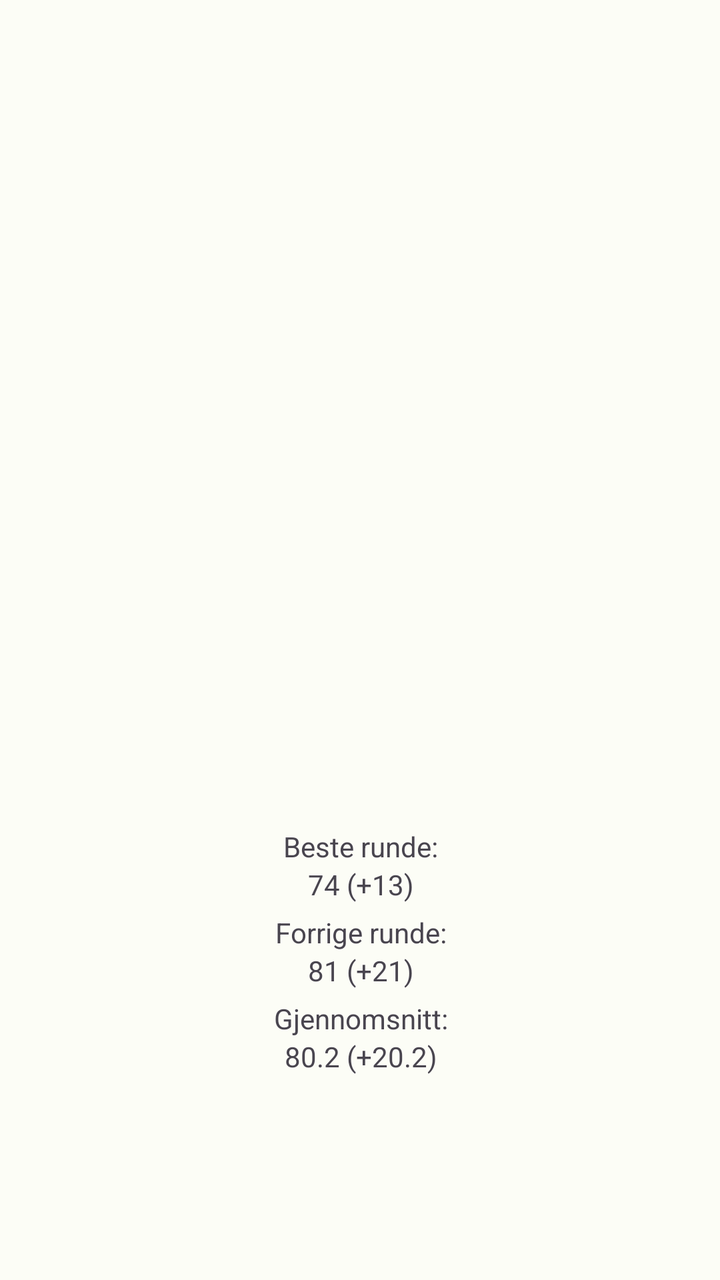
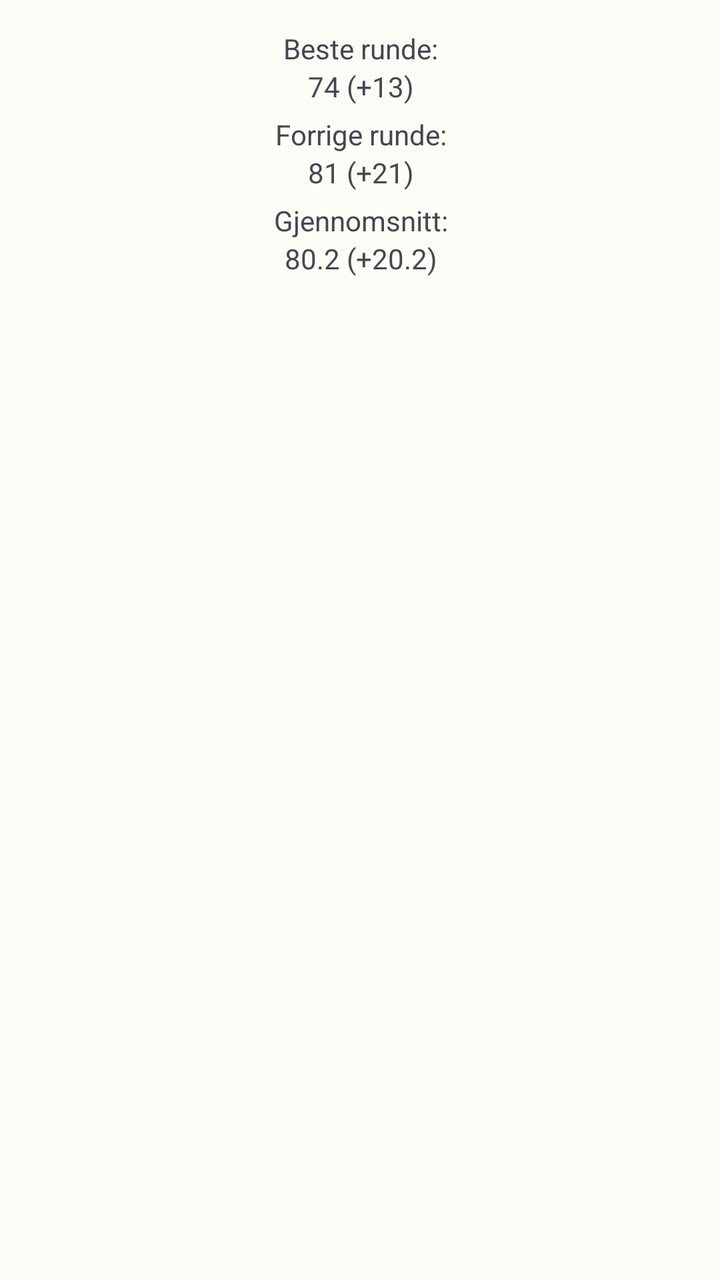

Before-and-after screenshots of an Android layout around one commit, followed by the original layout XML and the change that was made.
<!-- AndroidManifest.xml: application theme Theme.DiscgolfApp -->
<!-- res/layout/course_info_stats.xml -->
<?xml version="1.0" encoding="utf-8"?>
<androidx.constraintlayout.widget.ConstraintLayout xmlns:android="http://schemas.android.com/apk/res/android"
    android:layout_width="match_parent"
    android:layout_height="match_parent"
    xmlns:app="http://schemas.android.com/apk/res-auto">

    <View
        android:id="@+id/courseInfoOwnStatsView"
        android:layout_width="362dp"
        android:layout_height="153dp"
        android:layout_marginBottom="88dp"
        app:layout_constraintBottom_toBottomOf="parent"
        app:layout_constraintEnd_toEndOf="parent"
        app:layout_constraintHorizontal_bias="0.489"
        app:layout_constraintStart_toStartOf="parent" />

    <TextView
        android:id="@+id/bestRoundTitleInfotextView"
        android:layout_width="wrap_content"
        android:layout_height="wrap_content"
        android:text="@string/course_info_best_round"
        app:layout_constraintBottom_toTopOf="@+id/bestRoundStatValueInfoTextView"
        app:layout_constraintEnd_toEndOf="@+id/courseInfoOwnStatsView"
        app:layout_constraintHorizontal_bias="0.5"
        app:layout_constraintStart_toStartOf="@+id/courseInfoOwnStatsView"
        app:layout_constraintTop_toTopOf="@+id/courseInfoOwnStatsView"
        app:layout_constraintVertical_chainStyle="packed" />

    <TextView
        android:id="@+id/bestRoundStatValueInfoTextView"
        android:layout_width="wrap_content"
        android:layout_height="wrap_content"
        android:paddingBottom="5dp"
        android:text="@string/course_info_best_round_value"
        app:layout_constraintBottom_toTopOf="@+id/lastRoundTitleTextView"
        app:layout_constraintEnd_toEndOf="@+id/courseInfoOwnStatsView"
        app:layout_constraintHorizontal_bias="0.5"
        app:layout_constraintStart_toStartOf="@+id/courseInfoOwnStatsView"
        app:layout_constraintTop_toBottomOf="@+id/bestRoundTitleInfotextView" />

    <TextView
        android:id="@+id/lastRoundTitleTextView"
        android:layout_width="wrap_content"
        android:layout_height="wrap_content"
        android:text="@string/course_info_last_round_title"
        app:layout_constraintBottom_toTopOf="@+id/lastRoundValueInfoTextView"
        app:layout_constraintEnd_toEndOf="@+id/courseInfoOwnStatsView"
        app:layout_constraintHorizontal_bias="0.5"
        app:layout_constraintStart_toStartOf="@+id/courseInfoOwnStatsView"
        app:layout_constraintTop_toBottomOf="@+id/bestRoundStatValueInfoTextView" />

    <TextView
        android:id="@+id/lastRoundValueInfoTextView"
        android:layout_width="wrap_content"
        android:layout_height="wrap_content"
        android:paddingBottom="5dp"
        android:text="@string/course_info_last_round_value"
        app:layout_constraintBottom_toTopOf="@+id/averageTitleInfoTextView"
        app:layout_constraintEnd_toEndOf="@+id/courseInfoOwnStatsView"
        app:layout_constraintHorizontal_bias="0.5"
        app:layout_constraintStart_toStartOf="@+id/courseInfoOwnStatsView"
        app:layout_constraintTop_toBottomOf="@+id/lastRoundTitleTextView" />

    <TextView
        android:id="@+id/averageTitleInfoTextView"
        android:layout_width="wrap_content"
        android:layout_height="wrap_content"
        android:text="@string/course_info_average_title"
        app:layout_constraintBottom_toTopOf="@+id/averageValueInfoTextView"
        app:layout_constraintEnd_toEndOf="@+id/courseInfoOwnStatsView"
        app:layout_constraintStart_toStartOf="@+id/courseInfoOwnStatsView"
        app:layout_constraintTop_toBottomOf="@+id/lastRoundValueInfoTextView" />

    <TextView
        android:id="@+id/averageValueInfoTextView"
        android:layout_width="wrap_content"
        android:layout_height="wrap_content"
        android:text="@string/course_info_average_value"
        app:layout_constraintBottom_toBottomOf="@+id/courseInfoOwnStatsView"
        app:layout_constraintEnd_toEndOf="@+id/courseInfoOwnStatsView"
        app:layout_constraintStart_toStartOf="@+id/courseInfoOwnStatsView"
        app:layout_constraintTop_toBottomOf="@+id/averageTitleInfoTextView" />

</androidx.constraintlayout.widget.ConstraintLayout>
<!-- resources referenced by this layout -->
<resources>
  <string name="course_info_average_title">Gjennomsnitt:</string>
  <string name="course_info_average_value">80.2 (+20.2)</string>
  <string name="course_info_best_round">Beste runde:</string>
  <string name="course_info_best_round_value">74 (+13)</string>
  <string name="course_info_last_round_title">Forrige runde:</string>
  <string name="course_info_last_round_value">81 (+21)</string>
  <color name="md_theme_light_primary">#266C2B</color>
  <color name="md_theme_light_onPrimary">#FFFFFF</color>
  <color name="md_theme_light_primaryContainer">#AAF5A4</color>
  <color name="md_theme_light_onPrimaryContainer">#002204</color>
  <color name="md_theme_light_secondary">#52634F</color>
  <color name="md_theme_light_onSecondary">#FFFFFF</color>
  <color name="md_theme_light_secondaryContainer">#D5E8CF</color>
  <color name="md_theme_light_onSecondaryContainer">#101F10</color>
  <color name="md_theme_light_tertiary">#38656A</color>
  <color name="md_theme_light_onTertiary">#FFFFFF</color>
  <color name="md_theme_light_tertiaryContainer">#BCEBF1</color>
  <color name="md_theme_light_onTertiaryContainer">#001F23</color>
  <color name="md_theme_light_error">#BA1A1A</color>
  <color name="md_theme_light_errorContainer">#FFDAD6</color>
  <color name="md_theme_light_onError">#FFFFFF</color>
  <color name="md_theme_light_onErrorContainer">#410002</color>
  <color name="md_theme_light_background">#FCFDF6</color>
  <color name="md_theme_light_onBackground">#1A1C19</color>
  <color name="md_theme_light_surface">#FCFDF6</color>
  <color name="md_theme_light_onSurface">#1A1C19</color>
  <color name="md_theme_light_surfaceVariant">#DEE5D8</color>
  <color name="md_theme_light_onSurfaceVariant">#424940</color>
  <color name="md_theme_light_outline">#72796F</color>
  <color name="md_theme_light_inverseOnSurface">#F0F1EB</color>
  <color name="md_theme_light_inverseSurface">#2F312D</color>
  <color name="md_theme_light_inversePrimary">#8FD88A</color>
  <!-- unchanged entries left out for length: 1 -->
</resources>

<!-- the commit's change to res/layout/course_info_stats.xml (unified diff, before → after) -->
@@ -8,11 +8,10 @@
         android:id="@+id/courseInfoOwnStatsView"
         android:layout_width="362dp"
         android:layout_height="153dp"
-        android:layout_marginBottom="88dp"
-        app:layout_constraintBottom_toBottomOf="parent"
         app:layout_constraintEnd_toEndOf="parent"
         app:layout_constraintHorizontal_bias="0.489"
-        app:layout_constraintStart_toStartOf="parent" />
+        app:layout_constraintStart_toStartOf="parent"
+        app:layout_constraintTop_toTopOf="parent" />
 
     <TextView
         android:id="@+id/bestRoundTitleInfotextView"
